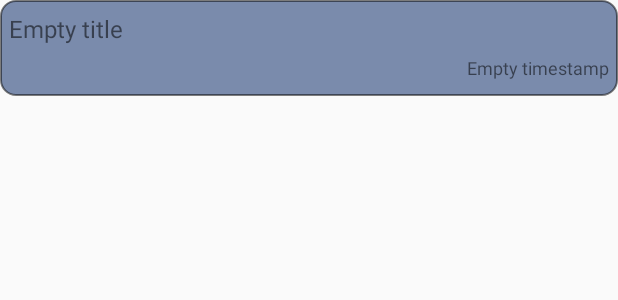
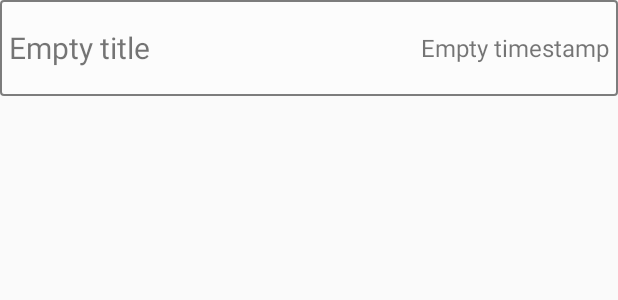
Before and after one commit to ShawnDuan/simpleTodo, an Android app: the layout listed_item.xml on its own in the app's theme, with its tools: preview values and no code run, on a phone screen of 412 x 824 dp. Shown: the top 300 px of the screen. Run offline under Robolectric (Android 15) with nearby library versions, the phone set to English and light mode, and no system bars.

Commit message:
Some work on list layout.

```diff
--- a/app/src/main/res/drawable/bg_rectangle.xml
+++ b/app/src/main/res/drawable/bg_rectangle.xml
@@ -1,8 +1,8 @@
 <?xml version="1.0" encoding="utf-8"?>
 <shape xmlns:android="http://schemas.android.com/apk/res/android"
        android:shape="rectangle">
-    <solid android:color="@color/customize_Verylight" />
-    <corners android:radius="10dp"/>
+    <solid android:color="@color/white_50_percent" />
+    <corners android:radius="2dp"/>
     <stroke
         android:width="1dp"
         android:color="@color/black_50_percent"/>
--- a/app/src/main/res/layout/activity_edit.xml
+++ b/app/src/main/res/layout/activity_edit.xml
@@ -3,10 +3,7 @@
     android:orientation="vertical"
     android:layout_width="match_parent"
     android:layout_height="match_parent"
-    android:paddingBottom="@dimen/activity_vertical_margin"
-    android:paddingLeft="@dimen/activity_horizontal_margin"
-    android:paddingRight="@dimen/activity_horizontal_margin"
-    android:paddingTop="@dimen/activity_vertical_margin">
+    android:padding="@dimen/activity_vertical_margin">
 
     <TextView
         android:id="@+id/tvTitle"
--- a/app/src/main/res/layout/activity_main.xml
+++ b/app/src/main/res/layout/activity_main.xml
@@ -3,10 +3,7 @@
     xmlns:tools="http://schemas.android.com/tools"
     android:layout_width="match_parent"
     android:layout_height="match_parent"
-    android:paddingBottom="@dimen/activity_vertical_margin"
-    android:paddingLeft="@dimen/activity_horizontal_margin"
-    android:paddingRight="@dimen/activity_horizontal_margin"
-    android:paddingTop="@dimen/activity_vertical_margin"
+    android:padding="@dimen/activity_vertical_margin"
     tools:context="com.shawn_duan.simpletodo.MainActivity">
 
     <EditText
--- a/app/src/main/res/layout/listed_item.xml
+++ b/app/src/main/res/layout/listed_item.xml
@@ -3,31 +3,32 @@
     android:layout_width="fill_parent"
     android:layout_height="?android:attr/listPreferredItemHeight"
     android:background="@drawable/bg_rectangle"
-    android:padding="6dip" >
+    android:layout_marginBottom="1dp"
+    android:padding="6dp" >
 
     <TextView
         android:id="@+id/itemTitle"
         android:layout_width="fill_parent"
-        android:layout_height="wrap_content"
+        android:layout_height="match_parent"
         android:gravity="center_vertical"
         android:text="Empty title"
-        android:textSize="16sp"
-        android:layout_alignParentLeft="true"
-        android:layout_alignParentStart="true"
-        android:layout_above="@+id/itemTimestamp"
-        android:layout_alignParentTop="true"/>
+        android:textSize="20sp"
+        android:maxLines="1"
+        android:layout_centerVertical="true"
+        android:layout_toLeftOf="@+id/itemTimestamp"
+        android:layout_toStartOf="@+id/itemTimestamp"/>
 
     <TextView
         android:id="@+id/itemTimestamp"
-        android:layout_width="fill_parent"
-        android:layout_height="26dip"
+        android:layout_width="wrap_content"
+        android:layout_height="match_parent"
         android:gravity="right|center_vertical"
         android:ellipsize="marquee"
         android:text="Empty timestamp"
-        android:textSize="12sp"
-        android:layout_alignParentBottom="true"
-        android:layout_alignParentLeft="true"
-        android:layout_alignParentStart="true"/>
+        android:textSize="16sp"
+        android:maxLines="1"
+        android:layout_alignParentRight="true"
+        android:layout_alignParentTop="true"/>
 
 
 </RelativeLayout>
```
